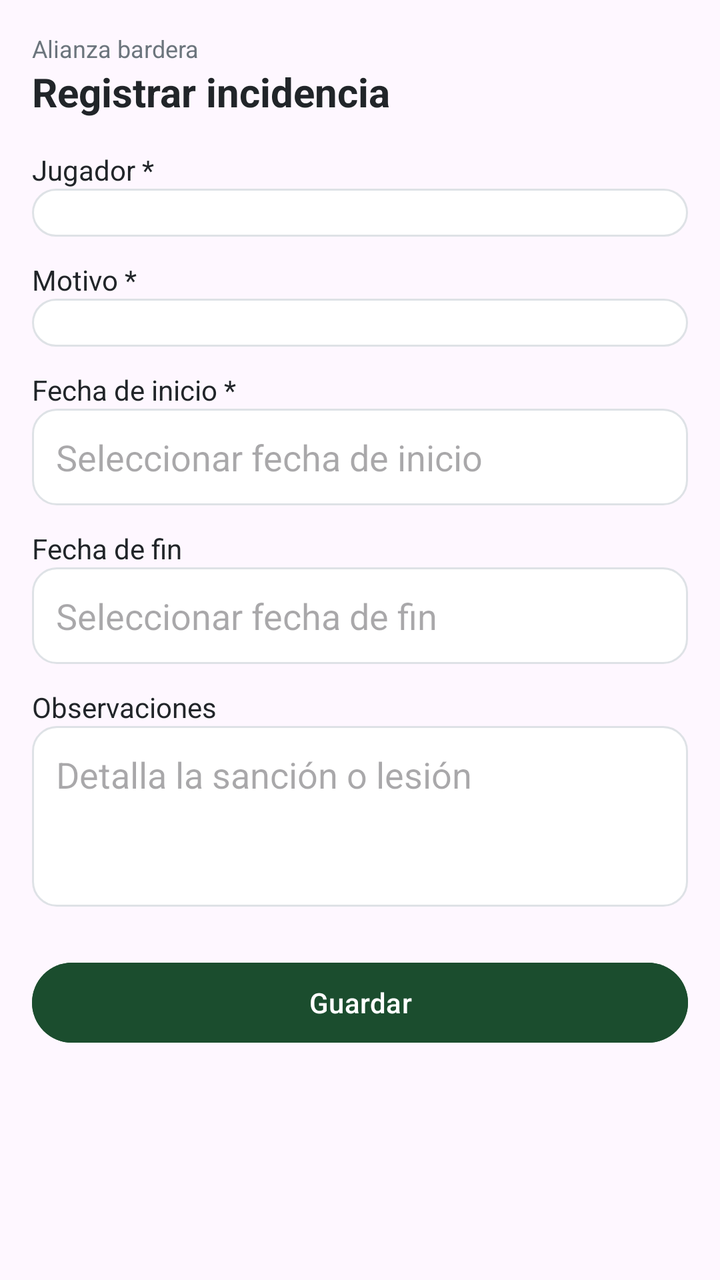
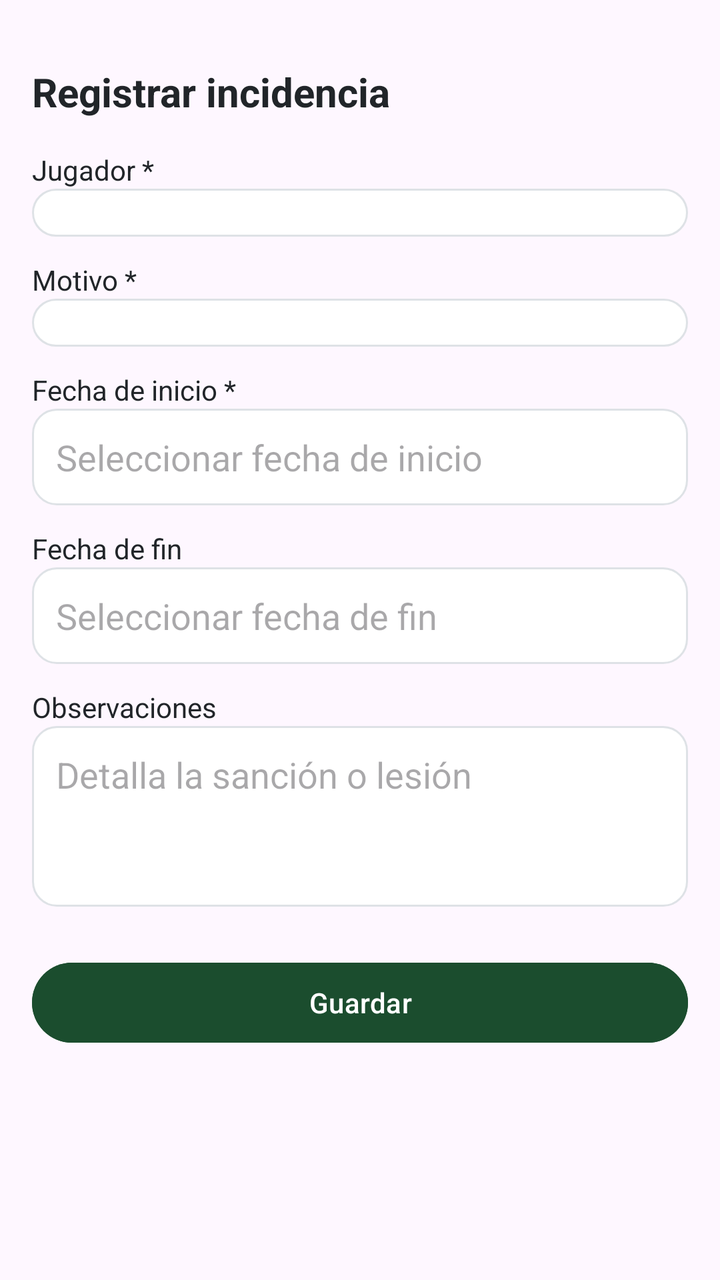

An Android layout rendered at two revisions. The XML below is the earlier revision; the diff shows what the commit changed to produce the second picture.
<!-- AndroidManifest.xml: application theme Theme.Material3.DayNight.NoActionBar -->
<!-- res/layout/activity_incidencia.xml -->
<?xml version="1.0" encoding="utf-8"?>
<ScrollView xmlns:android="http://schemas.android.com/apk/res/android"
    android:layout_width="match_parent"
    android:layout_height="match_parent"
    android:fillViewport="true">

    <LinearLayout
        android:layout_width="match_parent"
        android:layout_height="wrap_content"
        android:orientation="vertical"
        android:padding="16dp">

        <TextView
            android:layout_width="wrap_content"
            android:layout_height="wrap_content"
            android:text="Alianza bardera"
            android:textColor="@color/texto_secundario"
            android:textSize="12sp" />

        <TextView
            android:layout_width="wrap_content"
            android:layout_height="wrap_content"
            android:text="Registrar incidencia"
            android:textColor="@color/texto_principal"
            android:textSize="20sp"
            android:textStyle="bold" />

        <TextView
            android:layout_width="wrap_content"
            android:layout_height="wrap_content"
            android:layout_marginTop="16dp"
            android:text="Jugador *"
            android:textColor="@color/texto_principal" />

        <Spinner
            android:id="@+id/spJugadorIncidencia"
            android:layout_width="match_parent"
            android:layout_height="wrap_content"
            android:background="@drawable/bg_card_rounded"
            android:padding="12dp" />

        <TextView
            android:layout_width="wrap_content"
            android:layout_height="wrap_content"
            android:layout_marginTop="12dp"
            android:text="Motivo *"
            android:textColor="@color/texto_principal" />

        <Spinner
            android:id="@+id/spMotivoIncidencia"
            android:layout_width="match_parent"
            android:layout_height="wrap_content"
            android:background="@drawable/bg_card_rounded"
            android:padding="12dp" />

        <TextView
            android:layout_width="wrap_content"
            android:layout_height="wrap_content"
            android:layout_marginTop="12dp"
            android:text="Fecha de inicio *"
            android:textColor="@color/texto_principal" />

        <EditText
            android:id="@+id/etFechaRegistro"
            android:layout_width="match_parent"
            android:layout_height="wrap_content"
            android:background="@drawable/bg_card_rounded"
            android:focusable="false"
            android:clickable="true"
            android:padding="12dp"
            android:hint="Seleccionar fecha de inicio" />

        <TextView
            android:layout_width="wrap_content"
            android:layout_height="wrap_content"
            android:layout_marginTop="12dp"
            android:text="Fecha de fin"
            android:textColor="@color/texto_principal" />

        <EditText
            android:id="@+id/etFechaFin"
            android:layout_width="match_parent"
            android:layout_height="wrap_content"
            android:background="@drawable/bg_card_rounded"
            android:focusable="false"
            android:clickable="true"
            android:padding="12dp"
            android:hint="Seleccionar fecha de fin" />

        <TextView
            android:layout_width="wrap_content"
            android:layout_height="wrap_content"
            android:layout_marginTop="12dp"
            android:text="Observaciones"
            android:textColor="@color/texto_principal" />

        <EditText
            android:id="@+id/etObservaciones"
            android:layout_width="match_parent"
            android:layout_height="wrap_content"
            android:background="@drawable/bg_card_rounded"
            android:gravity="top"
            android:lines="3"
            android:padding="12dp"
            android:hint="Detalla la sanción o lesión" />

        <Button
            android:id="@+id/btnGuardarIncidencia"
            android:layout_width="match_parent"
            android:layout_height="wrap_content"
            android:layout_marginTop="24dp"
            android:backgroundTint="@color/verde_cancha"
            android:text="Guardar"
            android:textColor="@color/blanco" />

    </LinearLayout>
</ScrollView>
<!-- resources referenced by this layout -->
<resources>
  <color name="blanco">#FFFFFF</color>
  <color name="texto_principal">#212529</color>
  <color name="texto_secundario">#6C757D</color>
  <color name="verde_cancha">#1B4D2E</color>
  <!-- drawable bg_card_rounded (drawable) -->
  <?xml version="1.0" encoding="utf-8"?>
  <shape xmlns:android="http://schemas.android.com/apk/res/android">
      <solid android:color="@color/blanco" />
      <corners android:radius="12dp" />
      <stroke android:width="1dp" android:color="@color/borde_gris" />
  </shape>
  <color name="borde_gris">#DEE2E6</color>
</resources>

<!-- the commit's change to res/layout/activity_incidencia.xml (unified diff, before → after) -->
@@ -13,7 +13,8 @@
         <TextView
             android:layout_width="wrap_content"
             android:layout_height="wrap_content"
-            android:text="Alianza bardera"
+            android:id="@+id/tvEquipoIncidencia"
+            android:text=""
             android:textColor="@color/texto_secundario"
             android:textSize="12sp" />
 
